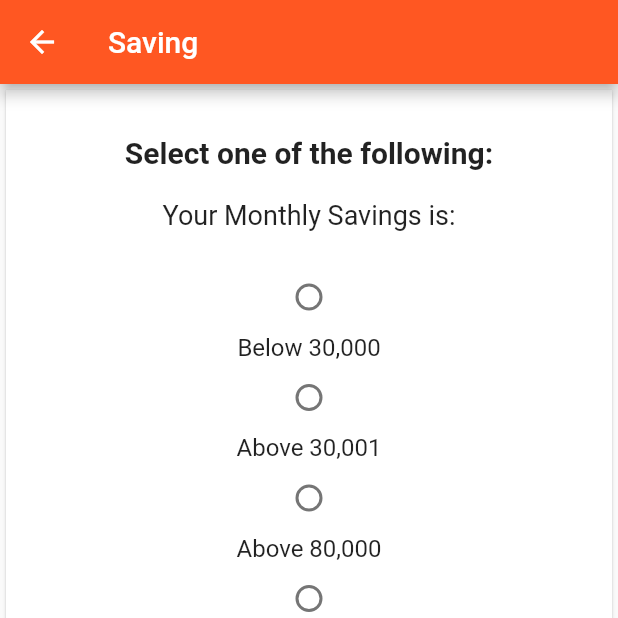
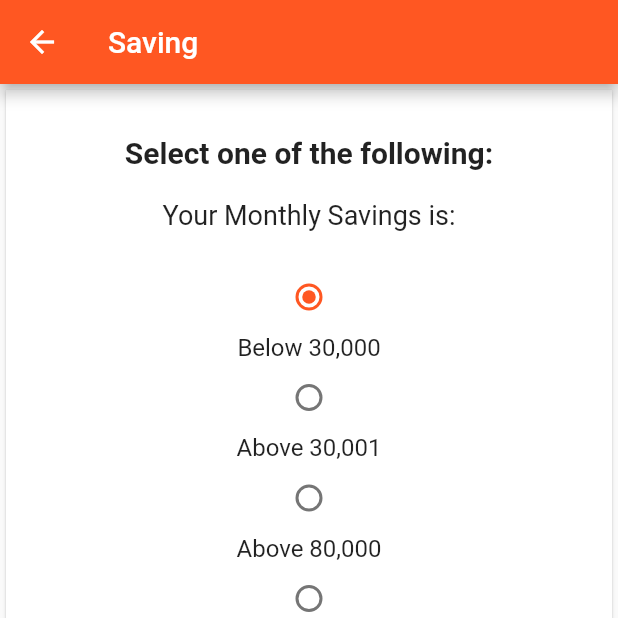
Before and after one commit to odaridavid/Fise, a Flutter app: the HouseholdSurvey screen opened by its route, after a tap on "Next", on a phone screen of 412 x 824 dp, the top half of it. Run offline on Flutter 3.47's test engine with Material 2 defaults, Android fonts, the phone set to English and light mode, and no system bars.

Commit message:
[#] Edit Colors

```diff
--- a/lib/surveys/survey_1.dart
+++ b/lib/surveys/survey_1.dart
@@ -9,7 +9,7 @@ class HouseholdSurvey extends StatefulWidget {
 
 class _HouseholdSurveyState extends State<HouseholdSurvey> {
   // state variable
-  int _radiovalue = -1;
+  int _radiovalue = 0;
 
   void _handleRadioValueChange(int value) {
     setState(() {
@@ -96,7 +96,7 @@ class _HouseholdSurveyState extends State<HouseholdSurvey> {
                         child: RaisedButton(
                           color: Theme.of(context).accentColor,
                           elevation: 4.0,
-                          splashColor: Colors.lightGreen,
+                          splashColor: Colors.white,
                           onPressed: () {
                             Navigator.of(context).pushNamed('/savings');
                           },
--- a/lib/surveys/survey_2.dart
+++ b/lib/surveys/survey_2.dart
@@ -9,7 +9,7 @@ class IncomeSurvey extends StatefulWidget {
 
 class _IncomeSurveyState extends State<IncomeSurvey> {
   // state variable
-  int _radiovalue = -1;
+  int _radiovalue = 0;
 
   void _handleRadioValueChange(int value) {
     setState(() {
@@ -93,7 +93,7 @@ class _IncomeSurveyState extends State<IncomeSurvey> {
                         child: RaisedButton(
                           color: Theme.of(context).accentColor,
                           elevation: 4.0,
-                          splashColor: Colors.lightGreen,
+                          splashColor: Colors.white,
                           onPressed: () {
                             Navigator.of(context)
                                 .pushNamed('/household_income');
--- a/lib/surveys/survey_3.dart
+++ b/lib/surveys/survey_3.dart
@@ -9,7 +9,7 @@ class SavingsSurvey extends StatefulWidget {
 
 class _SavingSurveyState extends State<SavingsSurvey> {
   // state variable
-  int _radiovalue = -1;
+  int _radiovalue = 0;
 
   void _handleRadioValueChange(int value) {
     setState(() {
@@ -94,7 +94,7 @@ class _SavingSurveyState extends State<SavingsSurvey> {
                         child: RaisedButton(
                           color: Theme.of(context).accentColor,
                           elevation: 4.0,
-                          splashColor: Colors.lightGreen,
+                          splashColor: Colors.white,
                           onPressed: () {
                             Navigator.of(context)
                                 .pushNamed('/finance_knowledge');
--- a/lib/surveys/survey_4.dart
+++ b/lib/surveys/survey_4.dart
@@ -9,7 +9,7 @@ class FinanceKnowledgeSurvey extends StatefulWidget {
 
 class _FinanceKnowledgeState extends State<FinanceKnowledgeSurvey> {
   // state variable
-  int _radiovalue = -1;
+  int _radiovalue = 0;
 
   void _handleRadioValueChange(int value) {
     setState(() {
@@ -99,7 +99,7 @@ class _FinanceKnowledgeState extends State<FinanceKnowledgeSurvey> {
                         child: RaisedButton(
                           color: Theme.of(context).accentColor,
                           elevation: 4.0,
-                          splashColor: Colors.lightGreen,
+                          splashColor: Colors.white,
                           onPressed: () {
                             Navigator.of(context).pushNamed('/spending');
                           },
--- a/lib/utils/constants.dart
+++ b/lib/utils/constants.dart
@@ -1,3 +1,4 @@
+//Titles for each route
 const Map<String, String> TITLES = {
   'household': 'Household',
   'spending': 'Spending',
```
Also changed, not shown: lib/surveys/survey_5.dart (+7 -6 lines).
